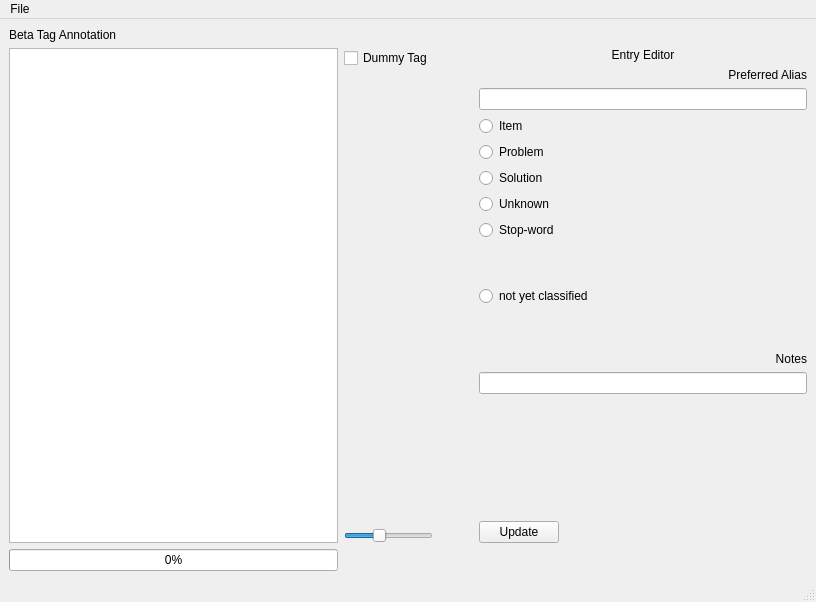
This is app/test_skeleton.ui in usnistgov/nestor-tmp2 as Qt 5 draws it before an edit. The edited form follows.
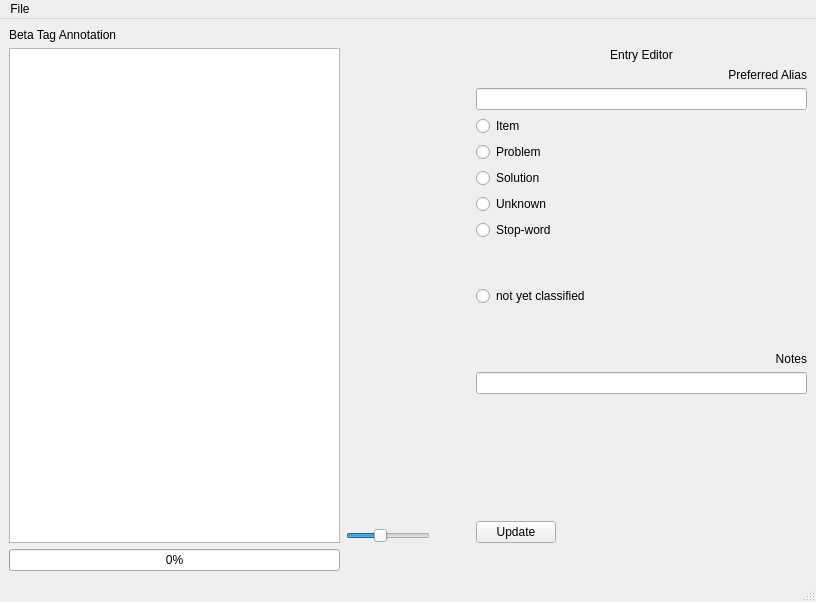
This is the edited form.

What changed in the file:
```diff
--- a/app/test_skeleton.ui
+++ b/app/test_skeleton.ui
@@ -19,14 +19,7 @@
   <widget class="QWidget" name="centralwidget">
    <layout class="QGridLayout" name="gridLayout">
     <item row="1" column="3">
-     <layout class="QVBoxLayout" name="verticalLayout">
-      <item>
-       <widget class="QCheckBox" name="placeHolderCheckbox">
-        <property name="text">
-         <string>Dummy Tag</string>
-        </property>
-       </widget>
-      </item>
+     <layout class="QVBoxLayout" name="vertCheckBoxLayout">
       <item>
        <spacer name="verticalSpacer_2">
         <property name="orientation">
```
Left out of the diff: 2 changed lines with no effect on the pictures.
